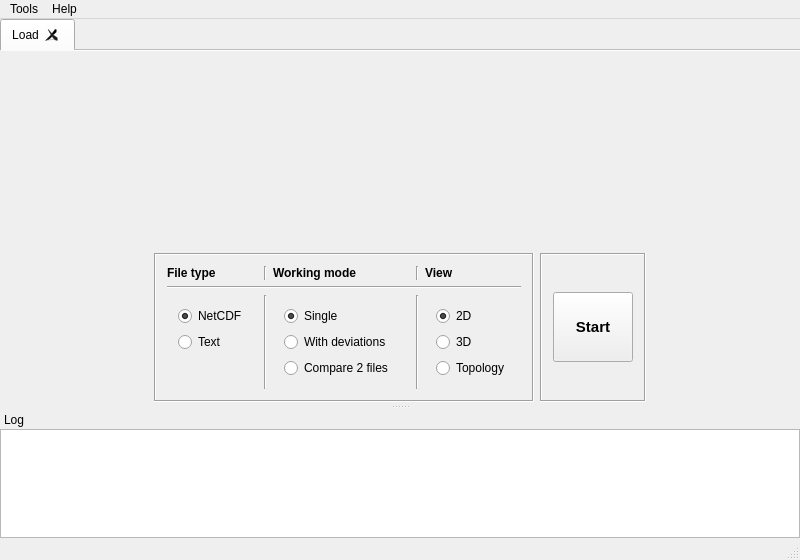
This is src/network_viewer_qt_v2/GUI/mainwindow.ui in clustbench/network-tests2 as Qt 5 draws it before an edit. The edited form follows.
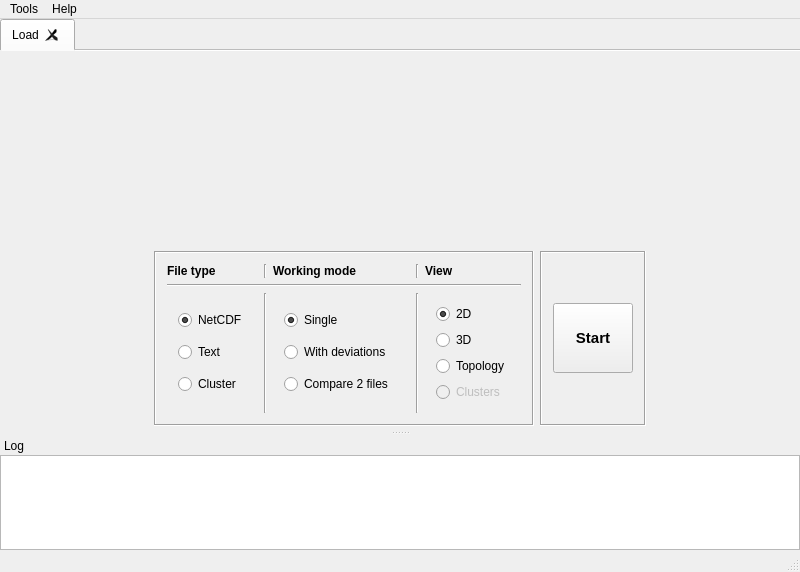
This is the edited form. Icons and pictures are not drawn.

Commit message: Cluster viewer added

Patch:
```diff
--- a/src/network_viewer_qt_v2/GUI/mainwindow.ui
+++ b/src/network_viewer_qt_v2/GUI/mainwindow.ui
@@ -7,7 +7,7 @@
     <x>0</x>
     <y>0</y>
     <width>800</width>
-    <height>560</height>
+    <height>572</height>
    </rect>
   </property>
   <property name="minimumSize">
@@ -103,19 +103,6 @@
           </property>
          </widget>
         </item>
-        <item>
-         <spacer name="verticalSpacer">
-          <property name="orientation">
-           <enum>Qt::Vertical</enum>
-          </property>
-          <property name="sizeHint" stdset="0">
-           <size>
-            <width>20</width>
-            <height>0</height>
-           </size>
-          </property>
-         </spacer>
-        </item>
         <item>
          <layout class="QHBoxLayout" name="horizontalLayout">
           <item>
@@ -245,9 +232,9 @@
                  </widget>
                 </item>
                 <item>
-                 <widget class="QWidget" name="dummy" native="true">
-                  <property name="enabled">
-                   <bool>false</bool>
+                 <widget class="QRadioButton" name="f_type_Cluster">
+                  <property name="text">
+                   <string>Cluster</string>
                   </property>
                  </widget>
                 </item>
@@ -329,6 +316,16 @@
                   </property>
                  </widget>
                 </item>
+                <item>
+                 <widget class="QRadioButton" name="viewClusters">
+                  <property name="enabled">
+                   <bool>false</bool>
+                  </property>
+                  <property name="text">
+                   <string>Clusters</string>
+                  </property>
+                 </widget>
+                </item>
                </layout>
               </widget>
              </item>
@@ -417,6 +414,19 @@
           </item>
          </layout>
         </item>
+        <item>
+         <spacer name="verticalSpacer">
+          <property name="orientation">
+           <enum>Qt::Vertical</enum>
+          </property>
+          <property name="sizeHint" stdset="0">
+           <size>
+            <width>20</width>
+            <height>0</height>
+           </size>
+          </property>
+         </spacer>
+        </item>
         <item>
          <spacer name="verticalSpacer_2">
           <property name="orientation">
```
Left out of the diff: 2 changed lines with no effect on the pictures. The commit also changes 7 other files.
